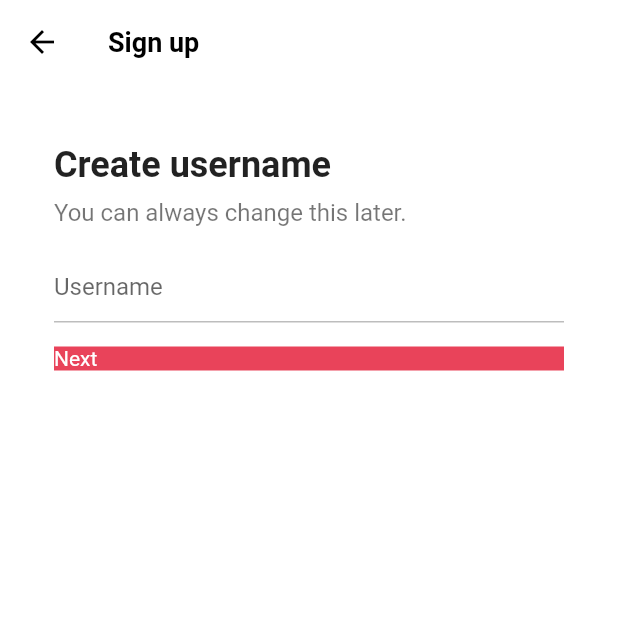
After one commit to kiwiberry0913/tiktok_clone, a Flutter app: the screen it shows after launch, after a tap on "Use phone or email", on a phone screen of 412 x 824 dp, the top half of it. The commit adds this screen. Run offline on Flutter 3.47's test engine with Material 2 defaults, Android fonts, the phone set to English and light mode, and no system bars; our stand-ins replace font_awesome_flutter.

Commit message:
created email_screen

```diff
--- a/lib/features/authentication/login_screen.dart
+++ b/lib/features/authentication/login_screen.dart
@@ -7,7 +7,7 @@ import 'package:tiktok_clone/features/authentication/widgets/auth_button.dart';
 class LoginScreen extends StatelessWidget {
   const LoginScreen({super.key});
 
-  void onSignUpTap(BuildContext context) {
+  void _onSignUpTap(BuildContext context) {
     Navigator.of(context).pop();
   }
 
@@ -51,7 +51,7 @@ class LoginScreen extends StatelessWidget {
         ),
       ),
       bottomNavigationBar: BottomAppBar(
-        color: Colors.grey.shade100,
+        color: Colors.grey.shade50,
         elevation: 2,
         child: Padding(
           padding: const EdgeInsets.symmetric(vertical: Sizes.size32),
@@ -66,7 +66,7 @@ class LoginScreen extends StatelessWidget {
               ),
               Gaps.h5,
               GestureDetector(
-                onTap: () => onSignUpTap(context),
+                onTap: () => _onSignUpTap(context),
                 child: Text(
                   "Sign up",
                   style: TextStyle(
--- a/lib/features/authentication/sign_up_screen.dart
+++ b/lib/features/authentication/sign_up_screen.dart
@@ -4,11 +4,12 @@ import 'package:tiktok_clone/constants/gaps.dart';
 import 'package:tiktok_clone/constants/sizes.dart';
 import 'package:tiktok_clone/features/authentication/login_screen.dart';
 import 'package:tiktok_clone/features/authentication/widgets/auth_button.dart';
+import 'package:tiktok_clone/features/authentication/widgets/username_screen.dart';
 
 class SignUpScreen extends StatelessWidget {
   const SignUpScreen({super.key});
 
-  void onLoginTap(BuildContext context) {
+  void _onLoginTap(BuildContext context) {
     Navigator.of(context).push(
       MaterialPageRoute(
         builder: (context) => const LoginScreen(),
@@ -16,18 +17,26 @@ class SignUpScreen extends StatelessWidget {
     );
   }
 
+  void _onEmailTap(BuildContext context) {
+    Navigator.of(context).push(
+      MaterialPageRoute(
+        builder: (context) => const UsernameScreen(),
+      ),
+    );
+  }
+
   @override
   Widget build(BuildContext context) {
     return Scaffold(
-      body: const SafeArea(
+      body: SafeArea(
         child: Padding(
-          padding: EdgeInsets.symmetric(
+          padding: const EdgeInsets.symmetric(
             horizontal: Sizes.size40,
           ),
           child: Column(
             children: [
               Gaps.v80,
-              Text(
+              const Text(
                 "Sign up for TikTok",
                 style: TextStyle(
                   fontSize: Sizes.size24,
@@ -35,7 +44,7 @@ class SignUpScreen extends StatelessWidget {
                 ),
               ),
               Gaps.v20,
-              Text(
+              const Text(
                 "Create a profile, follow other accounts, make your own videos, and more.",
                 style: TextStyle(
                   fontSize: Sizes.size16,
@@ -44,11 +53,14 @@ class SignUpScreen extends StatelessWidget {
                 textAlign: TextAlign.center,
               ),
               Gaps.v40,
-              AuthButton(
-                  icon: FaIcon(FontAwesomeIcons.user),
-                  text: "Use phone or email"),
+              GestureDetector(
+                onTap: () => _onEmailTap(context),
+                child: const AuthButton(
+                    icon: FaIcon(FontAwesomeIcons.user),
+                    text: "Use phone or email"),
+              ),
               Gaps.v16,
-              AuthButton(
+              const AuthButton(
                   icon: FaIcon(FontAwesomeIcons.apple),
                   text: "Continue with Apple"),
             ],
@@ -56,7 +68,7 @@ class SignUpScreen extends StatelessWidget {
         ),
       ),
       bottomNavigationBar: BottomAppBar(
-        color: Colors.grey.shade100,
+        color: Colors.grey.shade50,
         elevation: 2,
         child: Padding(
           padding: const EdgeInsets.symmetric(vertical: Sizes.size32),
@@ -71,7 +83,7 @@ class SignUpScreen extends StatelessWidget {
               ),
               Gaps.h5,
               GestureDetector(
-                onTap: () => onLoginTap(context),
+                onTap: () => _onLoginTap(context),
                 child: Text(
                   "Log in",
                   style: TextStyle(
--- /dev/null
+++ b/lib/features/authentication/widgets/username_screen.dart
@@ -0,0 +1,69 @@
+import 'package:flutter/material.dart';
+import 'package:tiktok_clone/constants/gaps.dart';
+import 'package:tiktok_clone/constants/sizes.dart';
+
+class UsernameScreen extends StatelessWidget {
+  const UsernameScreen({super.key});
+
+  @override
+  Widget build(BuildContext context) {
+    return Scaffold(
+      backgroundColor: Colors.white,
+      appBar: AppBar(
+        title: const Text(
+          "Sign up",
+        ),
+      ),
+      body: Padding(
+        padding: const EdgeInsets.symmetric(horizontal: Sizes.size36),
+        child: Column(
+          crossAxisAlignment: CrossAxisAlignment.start,
+          children: [
+            Gaps.v40,
+            const Text(
+              "Create username",
+              style: TextStyle(
+                fontSize: Sizes.size24,
+                fontWeight: FontWeight.w700,
+              ),
+            ),
+            Gaps.v8,
+            const Text(
+              "You can always change this later.",
+              style: TextStyle(
+                fontSize: Sizes.size16,
+                color: Colors.black54,
+              ),
+            ),
+            Gaps.v16,
+            TextField(
+              decoration: InputDecoration(
+                hintText: "Username",
+                enabledBorder: UnderlineInputBorder(
+                  borderSide: BorderSide(color: Colors.grey.shade400),
+                ),
+                focusedBorder: UnderlineInputBorder(
+                  borderSide: BorderSide(color: Colors.grey.shade400),
+                ),
+              ),
+              cursorColor: Theme.of(context).primaryColor,
+            ),
+            Gaps.v16,
+            FractionallySizedBox(
+              widthFactor: 1,
+              child: Container(
+                decoration: BoxDecoration(
+                  color: Theme.of(context).primaryColor,
+                ),
+                child: const Text(
+                  "Next",
+                  style: TextStyle(color: Colors.white),
+                ),
+              ),
+            )
+          ],
+        ),
+      ),
+    );
+  }
+}
--- a/lib/main.dart
+++ b/lib/main.dart
@@ -1,4 +1,5 @@
 import 'package:flutter/material.dart';
+import 'package:tiktok_clone/constants/sizes.dart';
 import 'package:tiktok_clone/features/authentication/sign_up_screen.dart';
 
 void main() {
@@ -14,7 +15,18 @@ class TikTokApp extends StatelessWidget {
     return MaterialApp(
       title: 'TikTok Clone',
       theme: ThemeData(
+        scaffoldBackgroundColor: Colors.white,
         primaryColor: const Color(0xFFe9435a),
+        appBarTheme: const AppBarTheme(
+          foregroundColor: Colors.black,
+          backgroundColor: Colors.white,
+          elevation: 0,
+          titleTextStyle: TextStyle(
+            color: Colors.black,
+            fontSize: Sizes.size16 + Sizes.size2,
+            fontWeight: FontWeight.w600,
+          ),
+        ),
       ),
       home: const SignUpScreen(),
     );
```
Also changed, not shown: lib/features/authentication/widgets/email_screen.dart (added).
